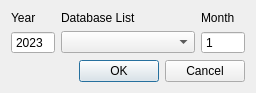
This is ItshfSim/env/model.ui in lzhengp1986/AutoTechSim as Qt 5 draws it before an edit. The edited form follows.
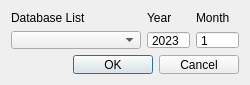
This is the edited form.

Commit message: index和year入参交换顺序

Patch:
```diff
--- a/ItshfSim/env/model.ui
+++ b/ItshfSim/env/model.ui
@@ -6,15 +6,57 @@
    <rect>
     <x>0</x>
     <y>0</y>
-    <width>256</width>
+    <width>250</width>
     <height>85</height>
    </rect>
   </property>
+  <property name="minimumSize">
+   <size>
+    <width>250</width>
+    <height>85</height>
+   </size>
+  </property>
+  <property name="maximumSize">
+   <size>
+    <width>250</width>
+    <height>85</height>
+   </size>
+  </property>
   <property name="windowTitle">
    <string>Circuit Model</string>
   </property>
   <layout class="QGridLayout" name="gridLayout">
-   <item row="2" column="1" colspan="4">
+   <item row="0" column="1" colspan="3">
+    <widget class="QLabel" name="dbLabel">
+     <property name="text">
+      <string>Database List</string>
+     </property>
+    </widget>
+   </item>
+   <item row="0" column="5">
+    <widget class="QLabel" name="monthLabel">
+     <property name="text">
+      <string>Month</string>
+     </property>
+    </widget>
+   </item>
+   <item row="1" column="1" colspan="3">
+    <widget class="QComboBox" name="list"/>
+   </item>
+   <item row="1" column="5">
+    <widget class="QSpinBox" name="month">
+     <property name="buttonSymbols">
+      <enum>QAbstractSpinBox::NoButtons</enum>
+     </property>
+     <property name="minimum">
+      <number>1</number>
+     </property>
+     <property name="maximum">
+      <number>12</number>
+     </property>
+    </widget>
+   </item>
+   <item row="2" column="1" colspan="5">
     <widget class="QDialogButtonBox" name="btnBox">
      <property name="orientation">
       <enum>Qt::Horizontal</enum>
@@ -25,13 +67,13 @@
     </widget>
    </item>
    <item row="0" column="4">
-    <widget class="QLabel" name="monthLabel">
+    <widget class="QLabel" name="yearLabel">
      <property name="text">
-      <string>Month</string>
+      <string>Year</string>
      </property>
     </widget>
    </item>
-   <item row="1" column="0">
+   <item row="1" column="4">
     <widget class="QSpinBox" name="year">
      <property name="buttonSymbols">
       <enum>QAbstractSpinBox::NoButtons</enum>
@@ -47,36 +89,6 @@
      </property>
     </widget>
    </item>
-   <item row="1" column="1" colspan="3">
-    <widget class="QComboBox" name="list"/>
-   </item>
-   <item row="1" column="4">
-    <widget class="QSpinBox" name="month">
-     <property name="buttonSymbols">
-      <enum>QAbstractSpinBox::NoButtons</enum>
-     </property>
-     <property name="minimum">
-      <number>1</number>
-     </property>
-     <property name="maximum">
-      <number>12</number>
-     </property>
-    </widget>
-   </item>
-   <item row="0" column="1" colspan="3">
-    <widget class="QLabel" name="dbLabel">
-     <property name="text">
-      <string>Database List</string>
-     </property>
-    </widget>
-   </item>
-   <item row="0" column="0">
-    <widget class="QLabel" name="yearLabel">
-     <property name="text">
-      <string>Year</string>
-     </property>
-    </widget>
-   </item>
   </layout>
  </widget>
  <resources/>
```
The commit also changes 6 other files.
